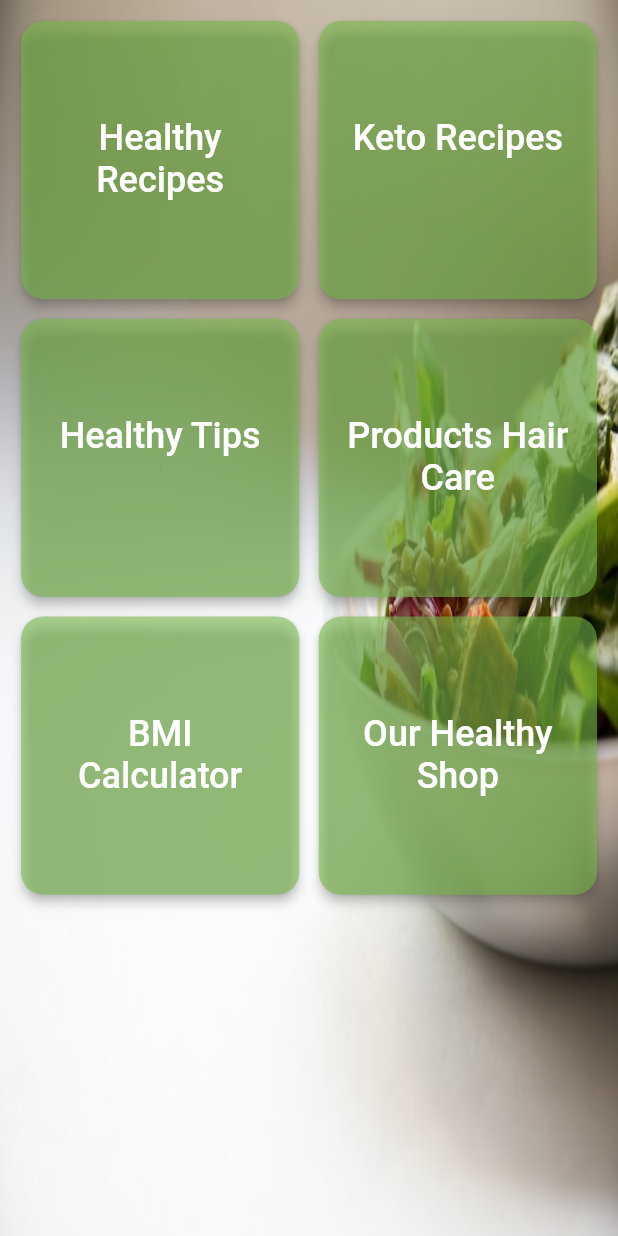
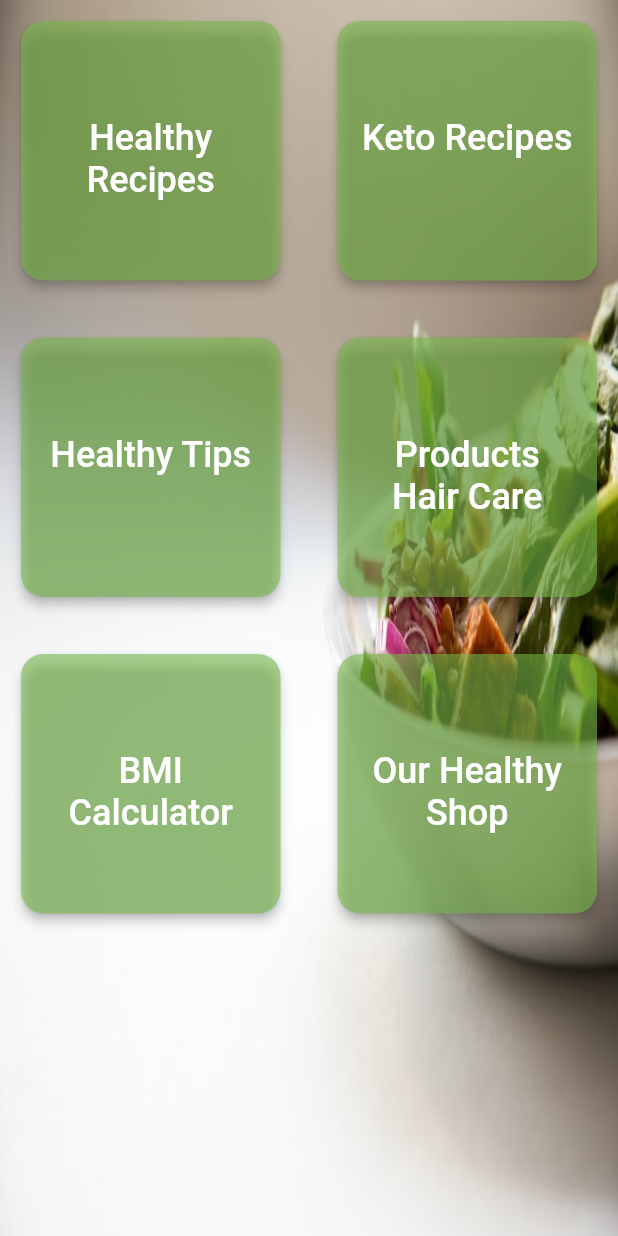
Before and after one commit to Mohammad0Iyad/NEO_healthy, a Flutter app: the GView widget shown alone on an empty page, opened directly, on a phone screen of 412 x 824 dp. Run offline on Flutter 3.47's test engine with Material 2 defaults, Android fonts, the phone set to English and light mode, and no system bars; our stand-ins replace animated_notch_bottom_bar, carousel_slider, cloud_firestore, file_picker, firebase_auth, firebase_core and 4 more; missing offline and left inert: flutter_launch, validation_textformfield; accounts and stored records are empty; Roboto replaces fonts that are missing (Overpass); statements that could not run were skipped.

Commit message:
Update g_view.dart

```diff
--- a/lib/screens/home/gview/g_view.dart
+++ b/lib/screens/home/gview/g_view.dart
@@ -20,8 +20,8 @@ class GView extends StatelessWidget {
         ),
         GridView.count(
           crossAxisCount: 2,
-          mainAxisSpacing: 5,
-          crossAxisSpacing: 5,
+          mainAxisSpacing: 30,
+          crossAxisSpacing: 30,
           children: [
             Cusabout(
               onTap: () {},
```
